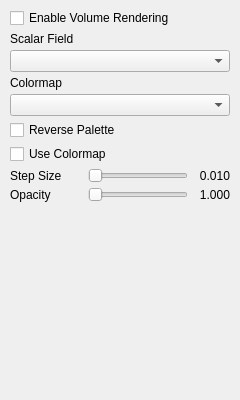
Before: the Qt Designer form src/ui/volume_page.ui in thermeng/SciRender, drawn with Qt 5.
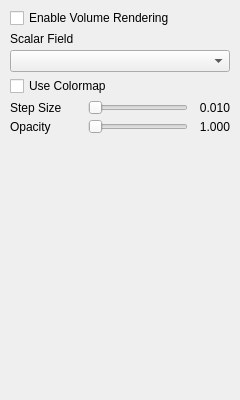
After: the same form once the commit is applied.

Commit message: fix: slice colormap dead; removed dead ui page codes

```diff
--- a/src/ui/volume_page.ui
+++ b/src/ui/volume_page.ui
@@ -61,23 +61,6 @@
       <item>
        <widget class="QComboBox" name="volumeFieldCombo"/>
       </item>
-      <item>
-       <widget class="QLabel" name="volumePaletteHeader">
-        <property name="text">
-         <string>Colormap</string>
-        </property>
-       </widget>
-      </item>
-      <item>
-       <widget class="QComboBox" name="volumePaletteCombo"/>
-      </item>
-      <item>
-       <widget class="QCheckBox" name="volumeReverseCb">
-        <property name="text">
-         <string>Reverse Palette</string>
-        </property>
-       </widget>
-      </item>
       <item>
        <widget class="QCheckBox" name="volumeUseCmapCb">
         <property name="text">
```
Left out of the diff: 21 changed lines with no effect on the pictures. The commit also changes 16 other files.
